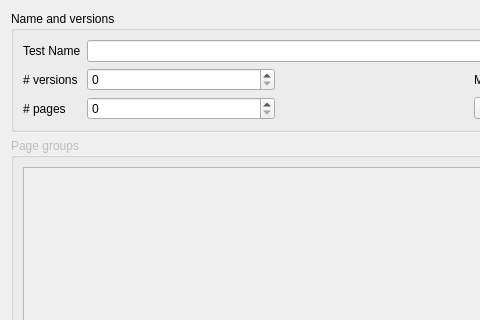
First picture: the form in qtCreatorFiles/ui_builder.ui, repository plomgrading/plom, before the edit; both pictures show x 0 to 480 and y 0 to 320 of the 685 by 749 pixel window.
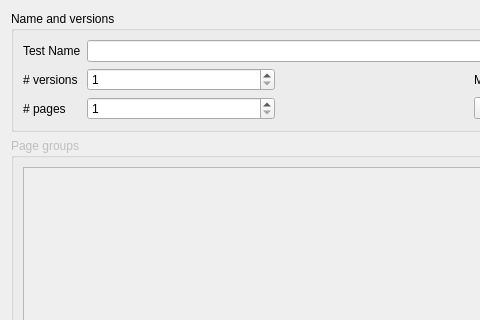
Second picture: the form after the edit.

Patch:
```diff
--- a/qtCreatorFiles/ui_builder.ui
+++ b/qtCreatorFiles/ui_builder.ui
@@ -51,7 +51,11 @@
        </widget>
       </item>
       <item row="1" column="1">
-       <widget class="QSpinBox" name="versionSB"/>
+       <widget class="QSpinBox" name="versionSB">
+        <property name="minimum">
+         <number>1</number>
+        </property>
+       </widget>
       </item>
       <item row="2" column="0">
        <widget class="QLabel" name="pagesLabel">
@@ -61,7 +65,11 @@
        </widget>
       </item>
       <item row="2" column="1">
-       <widget class="QSpinBox" name="pageSB"/>
+       <widget class="QSpinBox" name="pageSB">
+        <property name="minimum">
+         <number>1</number>
+        </property>
+       </widget>
       </item>
       <item row="2" column="2">
        <spacer name="horizontalSpacer">
```
